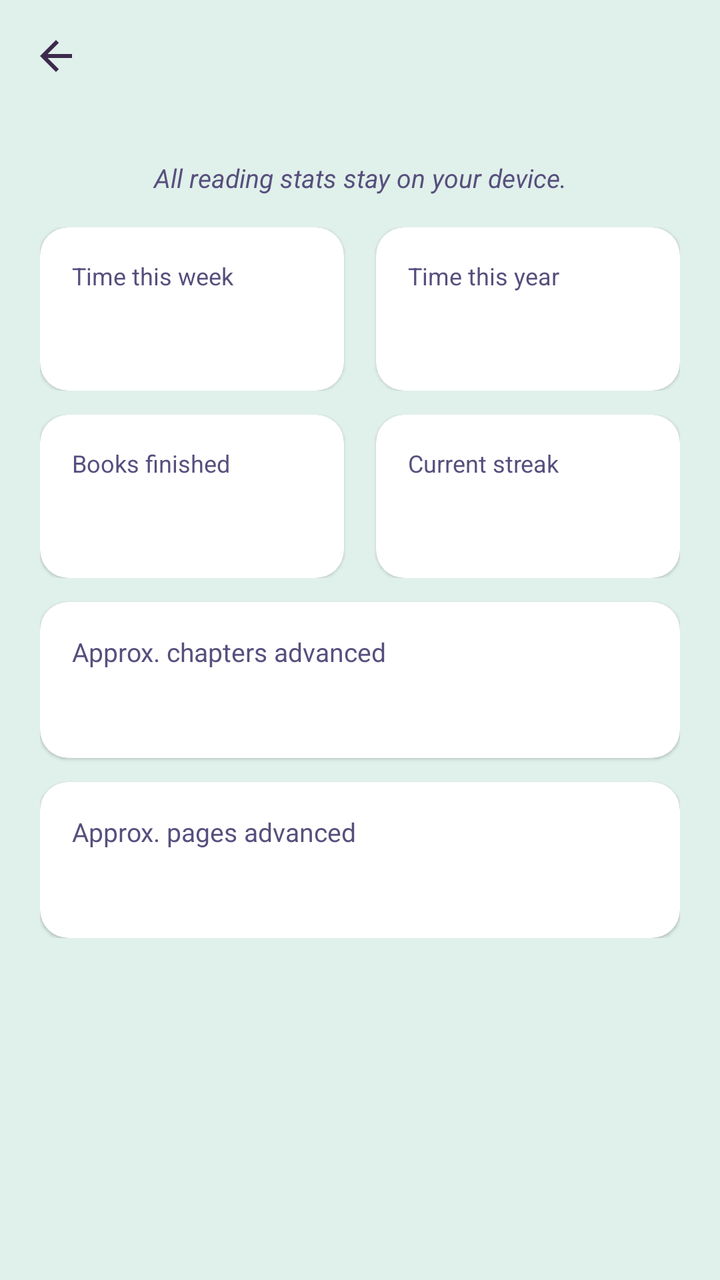
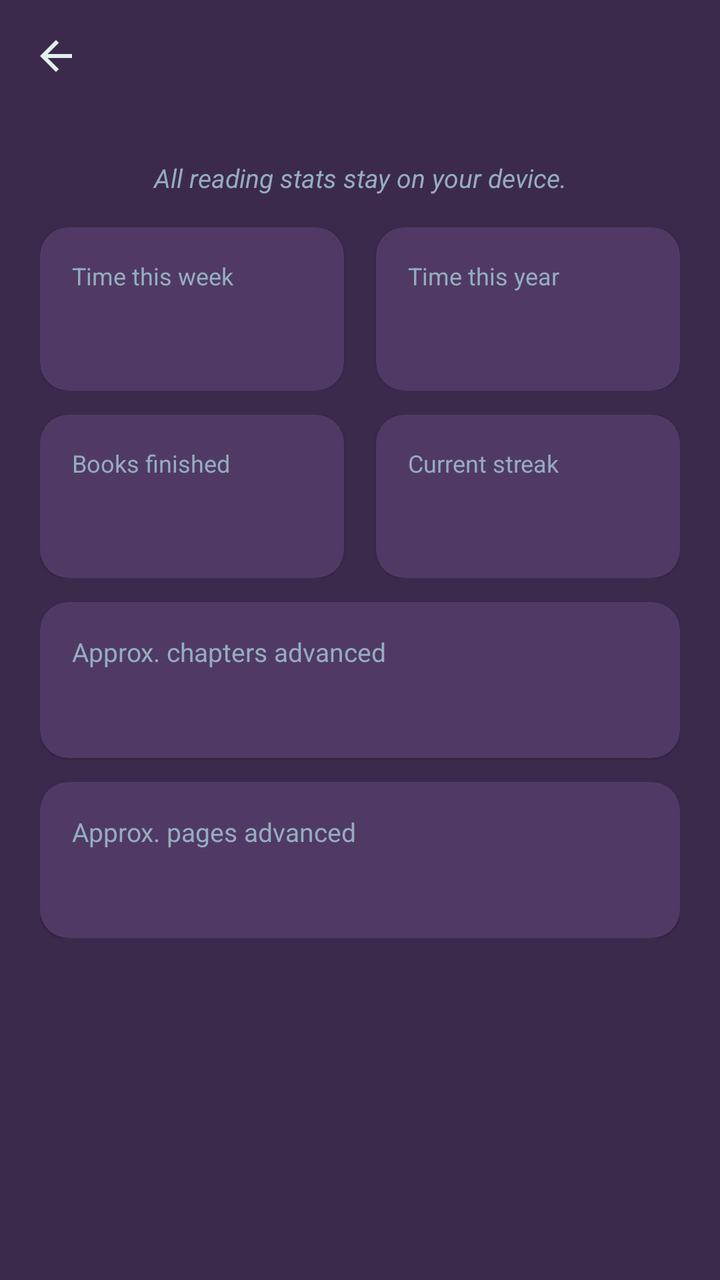

Two renders of the same Android screen: before a commit and after it. Below are the layout's source before the change and the commit's diff.
<!-- AndroidManifest.xml: activity theme Theme.EpubReader -->
<!-- res/layout/activity_reading_stats.xml -->
<?xml version="1.0" encoding="utf-8"?>
<ScrollView xmlns:android="http://schemas.android.com/apk/res/android"
    xmlns:app="http://schemas.android.com/apk/res-auto"
    android:id="@+id/statsRootLayout"
    android:layout_width="match_parent"
    android:layout_height="match_parent"
    android:fillViewport="true"
    android:fitsSystemWindows="true"
    android:background="?android:colorBackground">

    <LinearLayout
        android:layout_width="match_parent"
        android:layout_height="wrap_content"
        android:orientation="vertical">

        
        <com.google.android.material.appbar.MaterialToolbar
            android:id="@+id/statsToolbar"
            android:layout_width="match_parent"
            android:layout_height="?attr/actionBarSize"
            android:background="?android:colorBackground"
            android:title="@string/stats_title"
            android:titleTextColor="?android:textColorPrimary"
            app:navigationIcon="@drawable/ic_arrow_back"
            app:navigationIconTint="?android:textColorPrimary" />

        <LinearLayout
            android:id="@+id/statsRoot"
            android:layout_width="match_parent"
            android:layout_height="wrap_content"
            android:orientation="vertical"
            android:padding="@dimen/app_row_content_padding_h">

            
            <TextView
                android:layout_width="match_parent"
                android:layout_height="wrap_content"
                android:layout_marginTop="4dp"
                android:gravity="center"
                android:text="@string/stats_privacy"
                android:textColor="?android:textColorSecondary"
                android:textSize="13sp"
                android:textStyle="italic" />

            
            <LinearLayout
                android:layout_width="match_parent"
                android:layout_height="wrap_content"
                android:layout_marginTop="@dimen/app_section_spacing"
                android:orientation="horizontal"
                android:weightSum="2">

                
                <com.google.android.material.card.MaterialCardView
                    android:layout_width="0dp"
                    android:layout_height="wrap_content"
                    android:layout_weight="1"
                    android:layout_marginEnd="8dp"
                    app:cardBackgroundColor="?attr/colorSurface"
                    app:cardCornerRadius="@dimen/app_card_corner"
                    app:cardElevation="1dp">

                    <LinearLayout
                        android:layout_width="match_parent"
                        android:layout_height="wrap_content"
                        android:orientation="vertical"
                        android:padding="@dimen/app_card_padding">

                        <TextView
                            android:layout_width="match_parent"
                            android:layout_height="wrap_content"
                            android:text="@string/stats_time_week"
                            android:textColor="?android:textColorSecondary"
                            android:textSize="12sp" />

                        <TextView
                            android:id="@+id/statsWeek"
                            android:layout_width="match_parent"
                            android:layout_height="wrap_content"
                            android:layout_marginTop="4dp"
                            android:textColor="?android:textColorPrimary"
                            android:textSize="22sp"
                            android:textStyle="bold" />
                    </LinearLayout>
                </com.google.android.material.card.MaterialCardView>

                
                <com.google.android.material.card.MaterialCardView
                    android:layout_width="0dp"
                    android:layout_height="wrap_content"
                    android:layout_weight="1"
                    android:layout_marginStart="8dp"
                    app:cardBackgroundColor="?attr/colorSurface"
                    app:cardCornerRadius="@dimen/app_card_corner"
                    app:cardElevation="1dp">

                    <LinearLayout
                        android:layout_width="match_parent"
                        android:layout_height="wrap_content"
                        android:orientation="vertical"
                        android:padding="@dimen/app_card_padding">

                        <TextView
                            android:layout_width="match_parent"
                            android:layout_height="wrap_content"
                            android:text="@string/stats_time_year"
                            android:textColor="?android:textColorSecondary"
                            android:textSize="12sp" />

                        <TextView
                            android:id="@+id/statsYear"
                            android:layout_width="match_parent"
                            android:layout_height="wrap_content"
                            android:layout_marginTop="4dp"
                            android:textColor="?android:textColorPrimary"
                            android:textSize="22sp"
                            android:textStyle="bold" />
                    </LinearLayout>
                </com.google.android.material.card.MaterialCardView>
            </LinearLayout>

            
            <LinearLayout
                android:layout_width="match_parent"
                android:layout_height="wrap_content"
                android:layout_marginTop="@dimen/app_card_spacing"
                android:orientation="horizontal"
                android:weightSum="2">

                
                <com.google.android.material.card.MaterialCardView
                    android:layout_width="0dp"
                    android:layout_height="wrap_content"
                    android:layout_weight="1"
                    android:layout_marginEnd="8dp"
                    app:cardBackgroundColor="?attr/colorSurface"
                    app:cardCornerRadius="@dimen/app_card_corner"
                    app:cardElevation="1dp">

                    <LinearLayout
                        android:layout_width="match_parent"
                        android:layout_height="wrap_content"
                        android:orientation="vertical"
                        android:padding="@dimen/app_card_padding">

                        <TextView
                            android:layout_width="match_parent"
                            android:layout_height="wrap_content"
                            android:text="@string/stats_books_finished"
                            android:textColor="?android:textColorSecondary"
                            android:textSize="12sp" />

                        <TextView
                            android:id="@+id/statsFinished"
                            android:layout_width="match_parent"
                            android:layout_height="wrap_content"
                            android:layout_marginTop="4dp"
                            android:textColor="?android:textColorPrimary"
                            android:textSize="22sp"
                            android:textStyle="bold" />
                    </LinearLayout>
                </com.google.android.material.card.MaterialCardView>

                
                <com.google.android.material.card.MaterialCardView
                    android:layout_width="0dp"
                    android:layout_height="wrap_content"
                    android:layout_weight="1"
                    android:layout_marginStart="8dp"
                    app:cardBackgroundColor="?attr/colorSurface"
                    app:cardCornerRadius="@dimen/app_card_corner"
                    app:cardElevation="1dp">

                    <LinearLayout
                        android:layout_width="match_parent"
                        android:layout_height="wrap_content"
                        android:orientation="vertical"
                        android:padding="@dimen/app_card_padding">

                        <TextView
                            android:layout_width="match_parent"
                            android:layout_height="wrap_content"
                            android:text="@string/stats_current_streak"
                            android:textColor="?android:textColorSecondary"
                            android:textSize="12sp" />

                        <TextView
                            android:id="@+id/statsStreak"
                            android:layout_width="match_parent"
                            android:layout_height="wrap_content"
                            android:layout_marginTop="4dp"
                            android:textColor="?android:textColorPrimary"
                            android:textSize="22sp"
                            android:textStyle="bold" />
                    </LinearLayout>
                </com.google.android.material.card.MaterialCardView>
            </LinearLayout>

            
            <com.google.android.material.card.MaterialCardView
                android:layout_width="match_parent"
                android:layout_height="wrap_content"
                android:layout_marginTop="@dimen/app_card_spacing"
                app:cardBackgroundColor="?attr/colorSurface"
                app:cardCornerRadius="@dimen/app_card_corner"
                app:cardElevation="1dp">

                <LinearLayout
                    android:layout_width="match_parent"
                    android:layout_height="wrap_content"
                    android:orientation="vertical"
                    android:padding="@dimen/app_card_padding">

                    <TextView
                        android:layout_width="match_parent"
                        android:layout_height="wrap_content"
                        android:text="@string/stats_chapters"
                        android:textColor="?android:textColorSecondary"
                        android:textSize="13sp" />

                    <TextView
                        android:id="@+id/statsChapters"
                        android:layout_width="match_parent"
                        android:layout_height="wrap_content"
                        android:layout_marginTop="4dp"
                        android:textColor="?android:textColorPrimary"
                        android:textSize="18sp" />
                </LinearLayout>
            </com.google.android.material.card.MaterialCardView>

            
            <com.google.android.material.card.MaterialCardView
                android:layout_width="match_parent"
                android:layout_height="wrap_content"
                android:layout_marginTop="@dimen/app_card_spacing"
                app:cardBackgroundColor="?attr/colorSurface"
                app:cardCornerRadius="@dimen/app_card_corner"
                app:cardElevation="1dp">

                <LinearLayout
                    android:layout_width="match_parent"
                    android:layout_height="wrap_content"
                    android:orientation="vertical"
                    android:padding="@dimen/app_card_padding">

                    <TextView
                        android:layout_width="match_parent"
                        android:layout_height="wrap_content"
                        android:text="@string/stats_pages"
                        android:textColor="?android:textColorSecondary"
                        android:textSize="13sp" />

                    <TextView
                        android:id="@+id/statsPages"
                        android:layout_width="match_parent"
                        android:layout_height="wrap_content"
                        android:layout_marginTop="4dp"
                        android:textColor="?android:textColorPrimary"
                        android:textSize="18sp" />
                </LinearLayout>
            </com.google.android.material.card.MaterialCardView>
        </LinearLayout>
    </LinearLayout>
</ScrollView>
<!-- resources referenced by this layout -->
<resources>
  <dimen name="app_card_corner">14dp</dimen>
  <dimen name="app_card_padding">16dp</dimen>
  <dimen name="app_card_spacing">12dp</dimen>
  <dimen name="app_row_content_padding_h">20dp</dimen>
  <dimen name="app_section_spacing">16dp</dimen>
  <!-- drawable ic_arrow_back (drawable) -->
  <?xml version="1.0" encoding="utf-8"?>
  <vector xmlns:android="http://schemas.android.com/apk/res/android"
      android:width="24dp"
      android:height="24dp"
      android:viewportWidth="24"
      android:viewportHeight="24">
      <path
          android:fillColor="@android:color/white"
          android:pathData="M20 11H7.83l5.59-5.59L12 4l-8 8 8 8 1.41-1.41L7.83 13H20v-2z" />
  </vector>
  <string name="stats_books_finished">Books finished</string>
  <string name="stats_chapters">Approx. chapters advanced</string>
  <string name="stats_current_streak">Current streak</string>
  <string name="stats_pages">Approx. pages advanced</string>
  <string name="stats_privacy">All reading stats stay on your device.</string>
  <string name="stats_time_week">Time this week</string>
  <string name="stats_time_year">Time this year</string>
  <string name="stats_title">Reading Stats</string>
  <style name="Theme.EpubReader" parent="Theme.MaterialComponents.DayNight.NoActionBar">
          <item name="android:windowBackground">@color/light_bg</item>
          <item name="android:statusBarColor">@color/light_bg</item>
          <item name="android:navigationBarColor">@color/light_bg</item>
          <item name="android:windowLightStatusBar">true</item>
          <item name="android:windowLightNavigationBar" tools:targetApi="o_mr1">true</item>
          <item name="colorPrimary">@color/accent</item>
          <item name="colorPrimaryVariant">@color/accent_dark</item>
          <item name="colorOnPrimary">@color/white</item>
          <item name="colorSecondary">@color/secondary</item>
          <item name="colorOnSecondary">@color/white</item>
          <item name="android:colorBackground">@color/light_bg</item>
          <item name="colorSurface">@color/light_surface</item>
          <item name="colorOnSurface">@color/light_text</item>
          <item name="android:textColorPrimary">@color/light_text</item>
          <item name="android:textColorSecondary">@color/light_text_muted</item>
          <item name="colorControlNormal">?android:textColorPrimary</item>
          <item name="toolbarStyle">@style/Widget.EpubReader.Toolbar</item>
          <item name="drawerArrowStyle">@style/Widget.EpubReader.DrawerArrowToggle</item>
      </style>
  <color name="light_bg">@color/palette_mint</color>
  <color name="accent">@color/palette_plum</color>
  <color name="accent_dark">@color/palette_purple</color>
  <color name="white">#FFFFFF</color>
  <color name="secondary">@color/palette_slate</color>
  <color name="light_surface">@color/white</color>
  <color name="light_text">@color/palette_eggplant</color>
  <color name="light_text_muted">@color/palette_purple</color>
  <style name="Widget.EpubReader.Toolbar" parent="Widget.MaterialComponents.Toolbar">
          <item name="titleTextColor">?android:textColorPrimary</item>
          <item name="subtitleTextColor">?android:textColorSecondary</item>
          <item name="navigationIconTint">?android:textColorPrimary</item>
          <item name="actionMenuTextColor">?android:textColorPrimary</item>
      </style>
  <style name="Widget.EpubReader.DrawerArrowToggle" parent="Widget.AppCompat.DrawerArrowToggle">
          <item name="color">?android:textColorPrimary</item>
      </style>
  <color name="palette_mint">#E0F0EA</color>
  <color name="palette_plum">#503A65</color>
  <color name="palette_purple">#574F7D</color>
  <color name="palette_slate">#95ADBE</color>
  <color name="palette_eggplant">#3C2A4D</color>
</resources>

<!-- the commit's change to res/layout/activity_reading_stats.xml (unified diff, before → after) -->
@@ -20,9 +20,9 @@
             android:layout_height="?attr/actionBarSize"
             android:background="?android:colorBackground"
             android:title="@string/stats_title"
-            android:titleTextColor="?android:textColorPrimary"
+            android:titleTextColor="@color/palette_mint"
             app:navigationIcon="@drawable/ic_arrow_back"
-            app:navigationIconTint="?android:textColorPrimary" />
+            app:navigationIconTint="@color/palette_mint" />
 
         <LinearLayout
             android:id="@+id/statsRoot"
@@ -38,7 +38,7 @@
                 android:layout_marginTop="4dp"
                 android:gravity="center"
                 android:text="@string/stats_privacy"
-                android:textColor="?android:textColorSecondary"
+                android:textColor="@color/palette_slate"
                 android:textSize="13sp"
                 android:textStyle="italic" />
 
@@ -70,7 +70,7 @@
                             android:layout_width="match_parent"
                             android:layout_height="wrap_content"
                             android:text="@string/stats_time_week"
-                            android:textColor="?android:textColorSecondary"
+                            android:textColor="@color/palette_slate"
                             android:textSize="12sp" />
 
                         <TextView
@@ -78,7 +78,7 @@
                             android:layout_width="match_parent"
                             android:layout_height="wrap_content"
                             android:layout_marginTop="4dp"
-                            android:textColor="?android:textColorPrimary"
+                            android:textColor="@color/palette_mint"
                             android:textSize="22sp"
                             android:textStyle="bold" />
                     </LinearLayout>
@@ -104,7 +104,7 @@
                             android:layout_width="match_parent"
                             android:layout_height="wrap_content"
                             android:text="@string/stats_time_year"
-                            android:textColor="?android:textColorSecondary"
+                            android:textColor="@color/palette_slate"
                             android:textSize="12sp" />
 
                         <TextView
@@ -112,7 +112,7 @@
                             android:layout_width="match_parent"
                             android:layout_height="wrap_content"
                             android:layout_marginTop="4dp"
-                            android:textColor="?android:textColorPrimary"
+                            android:textColor="@color/palette_mint"
                             android:textSize="22sp"
                             android:textStyle="bold" />
                     </LinearLayout>
@@ -147,7 +147,7 @@
                             android:layout_width="match_parent"
                             android:layout_height="wrap_content"
                             android:text="@string/stats_books_finished"
-                            android:textColor="?android:textColorSecondary"
+                            android:textColor="@color/palette_slate"
                             android:textSize="12sp" />
 
                         <TextView
@@ -155,7 +155,7 @@
                             android:layout_width="match_parent"
                             android:layout_height="wrap_content"
                             android:layout_marginTop="4dp"
-                            android:textColor="?android:textColorPrimary"
+                            android:textColor="@color/palette_mint"
                             android:textSize="22sp"
                             android:textStyle="bold" />
                     </LinearLayout>
@@ -181,7 +181,7 @@
                             android:layout_width="match_parent"
                             android:layout_height="wrap_content"
                             android:text="@string/stats_current_streak"
-                            android:textColor="?android:textColorSecondary"
+                            android:textColor="@color/palette_slate"
                             android:textSize="12sp" />
 
                         <TextView
@@ -189,7 +189,7 @@
                             android:layout_width="match_parent"
                             android:layout_height="wrap_content"
                             android:layout_marginTop="4dp"
-                            android:textColor="?android:textColorPrimary"
+                            android:textColor="@color/palette_mint"
                             android:textSize="22sp"
                             android:textStyle="bold" />
                     </LinearLayout>
@@ -215,7 +215,7 @@
                         android:layout_width="match_parent"
                         android:layout_height="wrap_content"
                         android:text="@string/stats_chapters"
-                        android:textColor="?android:textColorSecondary"
+                        android:textColor="@color/palette_slate"
                         android:textSize="13sp" />
 
                     <TextView
@@ -223,7 +223,7 @@
                         android:layout_width="match_parent"
                         android:layout_height="wrap_content"
                         android:layout_marginTop="4dp"
-                        android:textColor="?android:textColorPrimary"
+                        android:textColor="@color/palette_mint"
                         android:textSize="18sp" />
                 </LinearLayout>
             </com.google.android.material.card.MaterialCardView>
@@ -247,7 +247,7 @@
                         android:layout_width="match_parent"
                         android:layout_height="wrap_content"
                         android:text="@string/stats_pages"
-                        android:textColor="?android:textColorSecondary"
+                        android:textColor="@color/palette_slate"
                         android:textSize="13sp" />
 
                     <TextView
@@ -255,7 +255,7 @@
                         android:layout_width="match_parent"
                         android:layout_height="wrap_content"
                         android:layout_marginTop="4dp"
-                        android:textColor="?android:textColorPrimary"
+                        android:textColor="@color/palette_mint"
                         android:textSize="18sp" />
                 </LinearLayout>
             </com.google.android.material.card.MaterialCardView>
<!-- resource entries referenced after the edit -->
@@ -25,33 +25,34 @@
   <string name="stats_time_year">Time this year</string>
   <string name="stats_title">Reading Stats</string>
   <style name="Theme.EpubReader" parent="Theme.MaterialComponents.DayNight.NoActionBar">
-          <item name="android:windowBackground">@color/light_bg</item>
-          <item name="android:statusBarColor">@color/light_bg</item>
-          <item name="android:navigationBarColor">@color/light_bg</item>
-          <item name="android:windowLightStatusBar">true</item>
-          <item name="android:windowLightNavigationBar" tools:targetApi="o_mr1">true</item>
+          <item name="android:windowBackground">@color/dark_bg</item>
+          <item name="android:statusBarColor">@color/black</item>
+          <item name="android:navigationBarColor">@color/black</item>
+          <item name="android:windowLightStatusBar">false</item>
+          <item name="android:windowLightNavigationBar" tools:targetApi="o_mr1">false</item>
           <item name="colorPrimary">@color/accent</item>
           <item name="colorPrimaryVariant">@color/accent_dark</item>
           <item name="colorOnPrimary">@color/white</item>
           <item name="colorSecondary">@color/secondary</item>
           <item name="colorOnSecondary">@color/white</item>
-          <item name="android:colorBackground">@color/light_bg</item>
-          <item name="colorSurface">@color/light_surface</item>
-          <item name="colorOnSurface">@color/light_text</item>
-          <item name="android:textColorPrimary">@color/light_text</item>
-          <item name="android:textColorSecondary">@color/light_text_muted</item>
-          <item name="colorControlNormal">?android:textColorPrimary</item>
+          <item name="android:colorBackground">@color/dark_bg</item>
+          <item name="colorSurface">@color/dark_surface</item>
+          <item name="colorOnSurface">@color/dark_text</item>
+          <item name="android:textColorPrimary">@color/dark_text</item>
+          <item name="android:textColorSecondary">@color/dark_text_muted</item>
+          <item name="colorControlNormal">@color/white</item>
           <item name="toolbarStyle">@style/Widget.EpubReader.Toolbar</item>
           <item name="drawerArrowStyle">@style/Widget.EpubReader.DrawerArrowToggle</item>
       </style>
-  <color name="light_bg">@color/palette_mint</color>
+  <color name="dark_bg">@color/palette_eggplant</color>
+  <color name="black">#000000</color>
   <color name="accent">@color/palette_plum</color>
   <color name="accent_dark">@color/palette_purple</color>
   <color name="white">#FFFFFF</color>
   <color name="secondary">@color/palette_slate</color>
-  <color name="light_surface">@color/white</color>
-  <color name="light_text">@color/palette_eggplant</color>
-  <color name="light_text_muted">@color/palette_purple</color>
+  <color name="dark_surface">@color/palette_plum</color>
+  <color name="dark_text">@color/palette_mint</color>
+  <color name="dark_text_muted">@color/palette_slate</color>
   <style name="Widget.EpubReader.Toolbar" parent="Widget.MaterialComponents.Toolbar">
           <item name="titleTextColor">?android:textColorPrimary</item>
           <item name="subtitleTextColor">?android:textColorSecondary</item>
